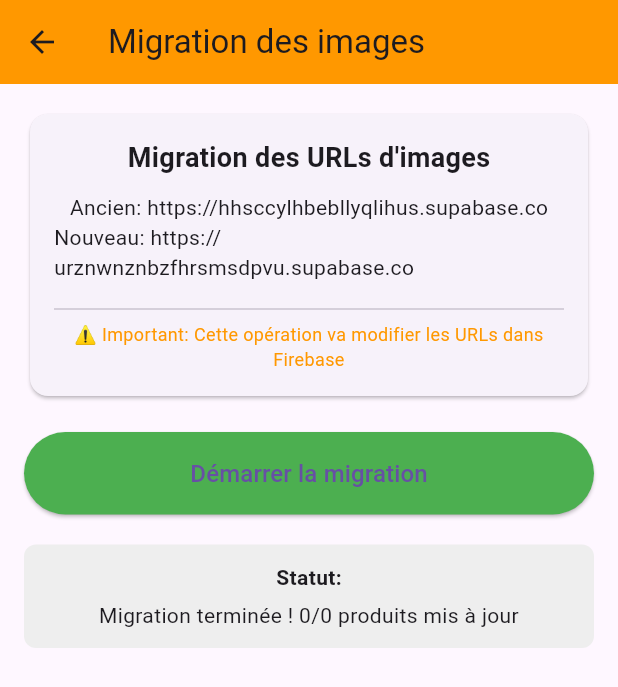
After one commit to BilelDespecio/gestStock, a Flutter app: the MigrationScreen screen opened directly, after a tap on "Démarrer la migration", on a phone screen of 412 x 824 dp. The commit adds this screen. Shown: the top 687 px of the screen. Run offline on Flutter 3.47's test engine with Material 3 defaults, Android fonts, the phone set to English and light mode, and no system bars; our stand-ins replace animated_custom_dropdown, cached_network_image, cloud_firestore, firebase_auth, firebase_core, fl_chart and 9 more; missing offline and left inert: flutter_downloader, mailer, mobile_scanner; accounts and stored records are empty.

Commit message:
before ux update

```diff
--- /dev/null
+++ b/devtools_options.yaml
@@ -0,0 +1,3 @@
+description: This file stores settings for Dart & Flutter DevTools.
+documentation: https://docs.flutter.dev/tools/devtools/extensions#configure-extension-enablement-states
+extensions:
--- a/lib/auth_page.dart
+++ b/lib/auth_page.dart
@@ -6,7 +6,6 @@ import 'package:flutter_downloader/flutter_downloader.dart';
 import 'package:open_file/open_file.dart';
 import 'package:permission_handler/permission_handler.dart';
 import 'package:supabase_flutter/supabase_flutter.dart';
-import 'package:flutter/services.dart';
 import 'package:package_info_plus/package_info_plus.dart';
 
 class AuthPage extends StatefulWidget {
--- a/lib/main.dart
+++ b/lib/main.dart
@@ -20,21 +20,27 @@ import 'package:gest_stock/newVersion/magaziner/home.dart';
 import 'package:gest_stock/newVersion/magaziner/manage_commande.dart';
 import 'package:gest_stock/newVersion/vendeur/home.dart';
 import 'package:gest_stock/newVersion/vendeur/vente.dart';
-
+//import 'package:flutter_dotenv/flutter_dotenv.dart';
 import 'newVersion/contact/add_contact_page.dart';
 import 'newVersion/contact/contact_list_page.dart';
 
-
 void main() async {
   WidgetsFlutterBinding.ensureInitialized();
- //await FlutterDownloader.initialize(debug: true);
-  // 🔥 Initialisation de Firebase
+  //await FlutterDownloader.initialize(debug: true);
+  // Initialisation de Firebase
   await Firebase.initializeApp();
 
-  // 🔥 Initialisation de Supabase
+  // Initialisation de Supabase avec les variables du .env
+  /*await Supabase.initialize(
+    url: dotenv.env['SUPABASE_URL']!,  // URL depuis .env
+    anonKey: dotenv.env['SUPABASE_ANON_KEY']!,  // Anon key depuis .env
+  );*/
+  // Initialisation de Supabase
   await Supabase.initialize(
-    url: 'https://hhsccylhbebllyqlihus.supabase.co',  // Remplace par ton URL Supabase
-    anonKey: 'eyJhbGciOiJIUzI1NiIsInR5cCI6IkpXVCJ9.eyJpc3MiOiJzdXBhYmFzZSIsInJlZiI6Imhoc2NjeWxoYmVibGx5cWxpaHVzIiwicm9sZSI6ImFub24iLCJpYXQiOjE3Mzk1NDU5MjEsImV4cCI6MjA1NTEyMTkyMX0.genT5pILxWFnmFXvgLlX-nOUdQBw7AScyo55McW0ah4',  // Remplace par ta clé anonyme
+    url:
+        'https://urznwnznbzfhrsmsdpvu.supabase.co', // Remplace par ton URL Supabase
+    anonKey:
+        'eyJhbGciOiJIUzI1NiIsInR5cCI6IkpXVCJ9.eyJpc3MiOiJzdXBhYmFzZSIsInJlZiI6InVyem53bnpuYnpmaHJzbXNkcHZ1Iiwicm9sZSI6ImFub24iLCJpYXQiOjE3NzM2NjIwNjAsImV4cCI6MjA4OTIzODA2MH0.1rAkb0ux2y3z9R8ikmVpuTWJAmXJkxs0IjkpOQhhrWc', // Remplace par ta clé anonyme
   );
 
   runApp(MyApp());
@@ -47,7 +53,8 @@ class MyApp extends StatelessWidget {
       localizationsDelegates: const [
         GlobalMaterialLocalizations.delegate, // Nécessaire pour DatePicker
         GlobalWidgetsLocalizations.delegate,
-        GlobalCupertinoLocalizations.delegate, // Si vous utilisez des widgets Cupertino
+        GlobalCupertinoLocalizations
+            .delegate, // Si vous utilisez des widgets Cupertino
       ],
       supportedLocales: const [Locale('fr', 'FR')], // Français par défaut
       debugShowCheckedModeBanner: false,
--- a/lib/newVersion/caisier/details_vente_page.dart
+++ b/lib/newVersion/caisier/details_vente_page.dart
@@ -193,7 +193,7 @@ Future<void> _imprimerFacture(BuildContext context, String factureUrl) async {
                   return Card(
                     margin: EdgeInsets.symmetric(vertical: 5),
                     child: ListTile(
-                      leading: Icon(FontAwesomeIcons.box, color: Colors.blue),
+                      leading: Icon(FontAwesomeIcons.box as IconData?, color: Colors.blue),
                       title: Text(article['nom'] ?? 'Article inconnu',
                           style: TextStyle(fontWeight: FontWeight.bold)),
                       subtitle: Text(
--- a/lib/newVersion/magaziner/valider_commande.dart
+++ b/lib/newVersion/magaziner/valider_commande.dart
@@ -28,7 +28,6 @@ class _ValiderCommandePageState extends State<ValiderCommandePage> {
   List<Map<String, dynamic>> _validatedArticles = [];
   bool isLoading = false; // Indicateur de chargement
 
-  @override
  @override
 void initState() {
   super.initState();
--- a/lib/newVersion/vendeur/home.dart
+++ b/lib/newVersion/vendeur/home.dart
@@ -4,6 +4,7 @@ import 'package:gest_stock/newVersion/caisier/homeCaisier.dart';
 import 'package:gest_stock/newVersion/contact/contact_list_page.dart';
 import 'package:gest_stock/newVersion/detailProduct.dart';
 import 'package:gest_stock/newVersion/vendeur/historique.dart';
+import 'package:gest_stock/newVersion/vendeur/updateImageUrl.dart';
 import 'package:mobile_scanner/mobile_scanner.dart';
 import 'package:cached_network_image/cached_network_image.dart';
 
@@ -146,7 +147,6 @@ class _HomePageVendeurState extends State<HomePageVendeur> {
                     MaterialPageRoute(
                         builder: (context) => AccueilCaissierPage()));
               },
-
               icon: Icon(Icons.paid_outlined)),
           IconButton(
               onPressed: () {
@@ -182,8 +182,10 @@ class _HomePageVendeurState extends State<HomePageVendeur> {
               children: [
                 ElevatedButton.icon(
                   onPressed: () {
-                    Navigator.push(context, MaterialPageRoute(
-                      builder: (context) => HistoriquePage()));
+                    Navigator.push(
+                        context,
+                        MaterialPageRoute(
+                            builder: (context) => HistoriquePage()));
                   },
                   icon: const Icon(Icons.history),
                   label: const Text('history'),
@@ -193,6 +195,18 @@ class _HomePageVendeurState extends State<HomePageVendeur> {
                           horizontal: MediaQuery.of(context).size.width / 18),
                       iconColor: Colors.grey),
                 ),
+                // Ajoute de bouton pour mettre ajout des images temporairement
+               /* FloatingActionButton(
+                  onPressed: () {
+                    Navigator.push(
+                      context,
+                      MaterialPageRoute(
+                          builder: (context) => MigrationScreen()),
+                    );
+                  },
+                  child: Icon(Icons.sync),
+                  backgroundColor: Colors.orange,
+                ),*/
                 ElevatedButton.icon(
                   onPressed: () {
                     Navigator.pushNamed(context, '/vente');
@@ -280,7 +294,6 @@ class _HomePageVendeurState extends State<HomePageVendeur> {
                         final int? prixDecide = produit['prixDecide'] != null
                             ? (produit['prixDecide'])
                             : null;
-
 
                         final String? newPoids = produit['poidsProduit'] != null
                             ? ('${produit['poidsProduit'].toInt()} ${produit['unite']}')
--- /dev/null
+++ b/lib/newVersion/vendeur/updateImageUrl.dart
@@ -0,0 +1,249 @@
+import 'package:flutter/material.dart';
+import 'package:firebase_auth/firebase_auth.dart';
+import 'package:cloud_firestore/cloud_firestore.dart';
+import 'package:http/http.dart' as http;
+
+class MigrationScreen extends StatefulWidget {
+  @override
+  _MigrationScreenState createState() => _MigrationScreenState();
+}
+
+class _MigrationScreenState extends State<MigrationScreen> {
+  bool _isMigrating = false;
+  int _productsUpdated = 0;
+  int _totalProducts = 0;
+  String _status = 'Prêt pour la migration';
+  List<String> _errors = [];
+
+  // Configuration des URLs
+  final String oldBaseUrl = 'https://hhsccylhbebllyqlihus.supabase.co';
+  final String newBaseUrl = 'https://urznwnznbzfhrsmsdpvu.supabase.co';
+  final String storagePath = '/storage/v1/object/public/images/produits/';
+
+  Future<void> _migrateImageUrls() async {
+    setState(() {
+      _isMigrating = true;
+      _productsUpdated = 0;
+      _errors.clear();
+      _status = 'Récupération des produits...';
+    });
+
+    try {
+      // Récupérer tous les produits
+      final productsSnapshot = await FirebaseFirestore.instance
+          .collection('produits')
+          .get();
+
+      _totalProducts = productsSnapshot.docs.length;
+      _status = 'Migration de $_totalProducts produits en cours...';
+
+      for (var doc in productsSnapshot.docs) {
+        try {
+          final data = doc.data();
+          final oldUrl = data['imageUrl'] as String?;
+
+          if (oldUrl != null && oldUrl.contains(oldBaseUrl)) {
+            // Extraire le nom du fichier
+            final fileName = oldUrl.split('/').last;
+
+            // Créer la nouvelle URL
+            final newUrl = '$newBaseUrl$storagePath$fileName';
+
+            // Vérifier que le fichier existe dans le nouveau bucket
+            final exists = await _checkImageExists(newUrl);
+
+            if (exists) {
+              // Mettre à jour dans Firestore
+              await doc.reference.update({
+                'imageUrl': newUrl,
+                'migratedAt': FieldValue.serverTimestamp(),
+              });
+
+              setState(() {
+                _productsUpdated++;
+                _status = '✅ Migré: $fileName';
+              });
+            } else {
+              setState(() {
+                _errors.add('❌ Fichier introuvable: $fileName');
+              });
+            }
+          }
+        } catch (e) {
+          setState(() {
+            _errors.add('Erreur pour produit ${doc.id}: $e');
+          });
+        }
+      }
+
+      setState(() {
+        _status = 'Migration terminée ! $_productsUpdated/$_totalProducts produits mis à jour';
+        _isMigrating = false;
+      });
+    } catch (e) {
+      setState(() {
+        _status = 'Erreur: $e';
+        _isMigrating = false;
+      });
+    }
+  }
+
+  Future<bool> _checkImageExists(String url) async {
+    try {
+      final response = await http.head(Uri.parse(url));
+      return response.statusCode == 200;
+    } catch (e) {
+      return false;
+    }
+  }
+
+  @override
+  Widget build(BuildContext context) {
+    return Scaffold(
+      appBar: AppBar(
+        title: Text('Migration des images'),
+        backgroundColor: Colors.orange,
+        actions: [
+          if (!_isMigrating && _productsUpdated > 0)
+            IconButton(
+              icon: Icon(Icons.check),
+              onPressed: () {
+                ScaffoldMessenger.of(context).showSnackBar(
+                  SnackBar(content: Text('Migration terminée !')),
+                );
+              },
+            ),
+        ],
+      ),
+      body: Padding(
+        padding: EdgeInsets.all(16),
+        child: Column(
+          crossAxisAlignment: CrossAxisAlignment.stretch,
+          children: [
+            // Carte d'information
+            Card(
+              child: Padding(
+                padding: EdgeInsets.all(16),
+                child: Column(
+                  children: [
+                    Text(
+                      'Migration des URLs d\'images',
+                      style: TextStyle(fontSize: 18, fontWeight: FontWeight.bold),
+                    ),
+                    SizedBox(height: 10),
+                    Text('Ancien: $oldBaseUrl'),
+                    Text('Nouveau: $newBaseUrl'),
+                    SizedBox(height: 10),
+                    Divider(),
+                    Text(
+                      '⚠️ Important: Cette opération va modifier les URLs dans Firebase',
+                      style: TextStyle(color: Colors.orange, fontSize: 12),
+                      textAlign: TextAlign.center,
+                    ),
+                  ],
+                ),
+              ),
+            ),
+            SizedBox(height: 20),
+
+            // Bouton de migration
+            ElevatedButton(
+              onPressed: _isMigrating ? null : _migrateImageUrls,
+              style: ElevatedButton.styleFrom(
+                backgroundColor: Colors.green,
+                padding: EdgeInsets.symmetric(vertical: 16),
+              ),
+              child: _isMigrating
+                  ? Row(
+                      mainAxisAlignment: MainAxisAlignment.center,
+                      children: [
+                        SizedBox(
+                          width: 20,
+                          height: 20,
+                          child: CircularProgressIndicator(
+                            strokeWidth: 2,
+                            valueColor: AlwaysStoppedAnimation<Color>(Colors.white),
+                          ),
+                        ),
+                        SizedBox(width: 10),
+                        Text('Migration en cours...'),
+                      ],
+                    )
+                  : Text('Démarrer la migration', style: TextStyle(fontSize: 16)),
+            ),
+            SizedBox(height: 20),
+
+            // Statut
+            Container(
+              padding: EdgeInsets.all(12),
+              decoration: BoxDecoration(
+                color: Colors.grey[200],
+                borderRadius: BorderRadius.circular(8),
+              ),
+              child: Column(
+                children: [
+                  Text('Statut:', style: TextStyle(fontWeight: FontWeight.bold)),
+                  SizedBox(height: 5),
+                  Text(_status, textAlign: TextAlign.center),
+                  if (_totalProducts > 0)
+                    Padding(
+                      padding: EdgeInsets.only(top: 10),
+                      child: LinearProgressIndicator(
+                        value: _productsUpdated / _totalProducts,
+                        backgroundColor: Colors.grey[300],
+                        valueColor: AlwaysStoppedAnimation<Color>(Colors.green),
+                      ),
+                    ),
+                  if (_productsUpdated > 0)
+                    Padding(
+                      padding: EdgeInsets.only(top: 10),
+                      child: Text(
+                        'Progression: $_productsUpdated/$_totalProducts',
+                        style: TextStyle(fontWeight: FontWeight.bold),
+                      ),
+                    ),
+                ],
+              ),
+            ),
+            SizedBox(height: 20),
+
+            // Liste des erreurs
+            if (_errors.isNotEmpty)
+              Expanded(
+                child: Card(
+                  color: Colors.red[50],
+                  child: Padding(
+                    padding: EdgeInsets.all(12),
+                    child: Column(
+                      crossAxisAlignment: CrossAxisAlignment.start,
+                      children: [
+                        Text(
+                          '❌ Erreurs (${_errors.length})',
+                          style: TextStyle(fontWeight: FontWeight.bold, color: Colors.red),
+                        ),
+                        SizedBox(height: 10),
+                        Expanded(
+                          child: ListView.builder(
+                            itemCount: _errors.length,
+                            itemBuilder: (context, index) {
+                              return Padding(
+                                padding: EdgeInsets.only(bottom: 5),
+                                child: Text(
+                                  _errors[index],
+                                  style: TextStyle(fontSize: 12, color: Colors.red[800]),
+                                ),
+                              );
+                            },
+                          ),
+                        ),
+                      ],
+                    ),
+                  ),
+                ),
+              ),
+          ],
+        ),
+      ),
+    );
+  }
+}
--- a/pubspec.yaml
+++ b/pubspec.yaml
@@ -57,11 +57,13 @@ dependencies:
   font_awesome_flutter: ^11.0.0
   flutter_downloader: ^1.12.0
   package_info_plus: ^9.0.0
-  image_cropper: ^11.0.0
+  image_cropper: ^12.0.0
   animated_custom_dropdown: ^3.1.1
   drop_down_search_field: ^1.1.3
   dropdown_search: ^6.0.2
   open_file_linux: ^0.0.5
+  flutter_dotenv: ^6.0.0
+  http: ^1.6.0
 
 dev_dependencies:
   flutter_test:
@@ -88,6 +90,7 @@ flutter:
   # To add assets to your application, add an assets section, like this:
   assets:
     - assets/images/logo.png
+    - .env
   #   - images/a_dot_ham.jpeg
 
   # An image asset can refer to one or more resolution-specific "variants", see
```
Also changed, not shown: pubspec.lock, 6 other files.
